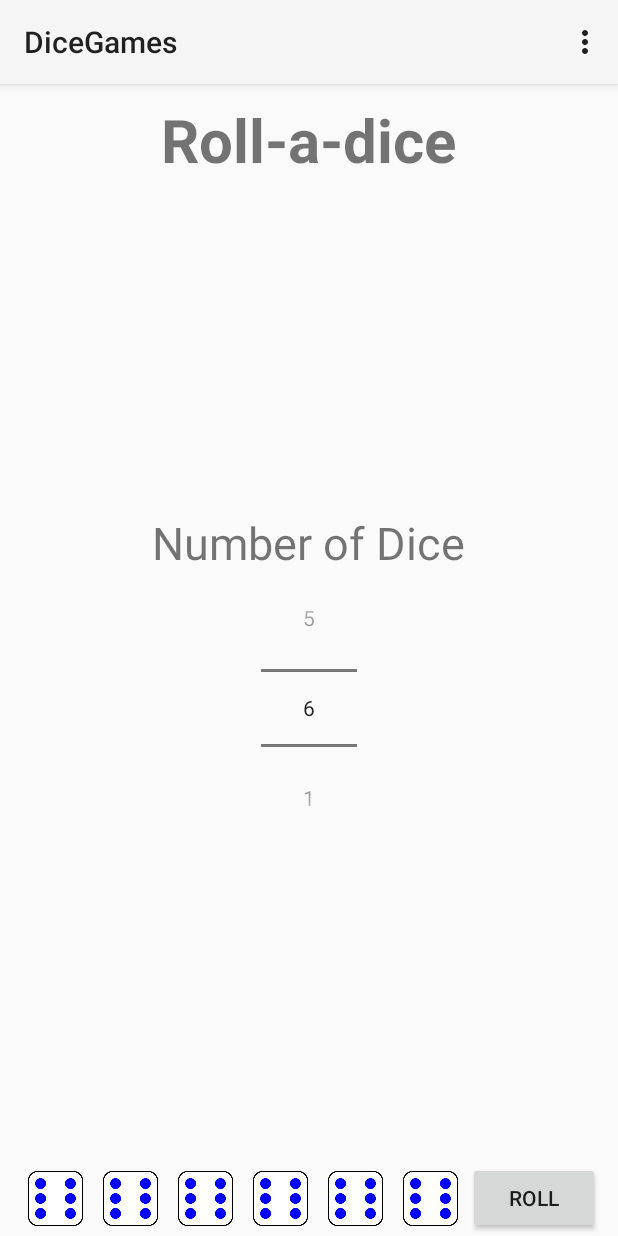
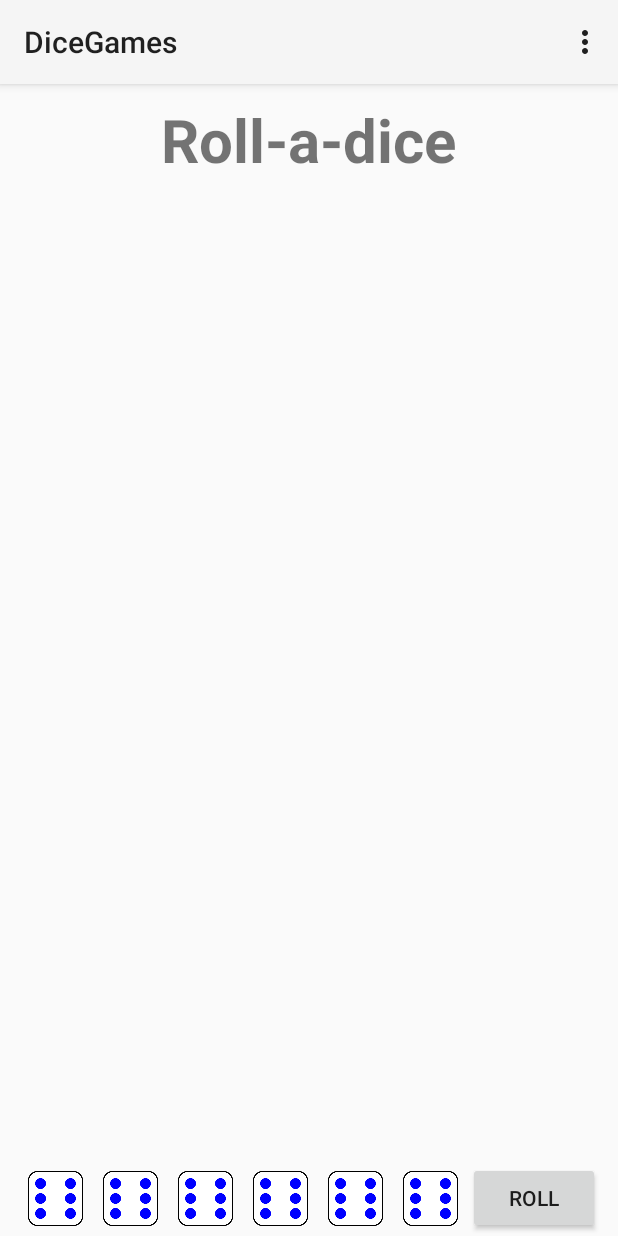
Before and after one commit to ZZy979/DiceGames-Android, an Android app: the fragment RollADiceGameFragment placed in its activity, on a phone screen of 412 x 824 dp. Run offline under Robolectric (Android 15) with nearby library versions, the phone set to English and light mode, and no system bars.

Commit message:
RollADiceScoreBoardFragment使用ViewModel，删除选择骰子个数功能

```diff
--- a/app/src/main/java/com/zzy/dicegames/ui/dice/DiceView.java
+++ b/app/src/main/java/com/zzy/dicegames/ui/dice/DiceView.java
@@ -117,7 +117,7 @@ public class DiceView extends View {
     public void setNumber(int number) {
         if (!mLocked) {
             if (number < MIN_NUMBER || number > MAX_NUMBER)
-                throw new IllegalArgumentException(getContext().getString(R.string.wrongDiceNumber));
+                throw new IllegalArgumentException("骰子点数必须在1~6之间");
             mNumber = number;
             invalidate();
         }
--- a/app/src/main/java/com/zzy/dicegames/ui/game/balut/BalutScoreBoardViewModel.java
+++ b/app/src/main/java/com/zzy/dicegames/ui/game/balut/BalutScoreBoardViewModel.java
@@ -131,6 +131,7 @@ public class BalutScoreBoardViewModel extends BaseScoreBoardViewModel {
     }
 
     /** 重置计分板 */
+    @Override
     public void reset() {
         scores.setValue(new int[NUM_CATEGORIES][MAX_SELECTIONS]);
         selectCount.setValue(new int[NUM_CATEGORIES]);
--- a/app/src/main/java/com/zzy/dicegames/ui/game/rolladice/RollADiceGameFragment.java
+++ b/app/src/main/java/com/zzy/dicegames/ui/game/rolladice/RollADiceGameFragment.java
@@ -10,19 +10,13 @@ import com.zzy.dicegames.ui.game.GameFragment;
  * @author 赵正阳
  */
 public class RollADiceGameFragment extends GameFragment<RollADiceScoreBoardFragment> {
-
-    public RollADiceGameFragment() {}
-
     @Override
     public RollADiceScoreBoardFragment createScoreBoardFragment() {
         return new RollADiceScoreBoardFragment();
     }
 
     @Override
-    protected void setListeners() {
-        // fixme 暂时无效
-        mScoreBoardFragment.setActionOnChangingDiceCount(mRollDiceFragment::setDiceCount);
-    }
+    protected void setListeners() {}
 
     @Override
     public String getTitle() {
@@ -46,7 +40,7 @@ public class RollADiceGameFragment extends GameFragment<RollADiceScoreBoardFragm
 
     @Override
     public void startNewGame() {
-        super.startNewGame();
+        mScoreBoardFragment.reset();
         mRollDiceFragment.activate();
     }
 
--- a/app/src/main/java/com/zzy/dicegames/ui/game/rolladice/RollADiceScoreBoardFragment.java
+++ b/app/src/main/java/com/zzy/dicegames/ui/game/rolladice/RollADiceScoreBoardFragment.java
@@ -4,58 +4,31 @@ import android.os.Bundle;
 import android.view.LayoutInflater;
 import android.view.View;
 import android.view.ViewGroup;
-import android.widget.NumberPicker;
 
 import com.zzy.dicegames.R;
-import com.zzy.dicegames.ui.dice.RollDiceViewModel;
+import com.zzy.dicegames.ui.game.BaseScoreBoardFragment;
 
-import java.util.function.IntConsumer;
-
-import androidx.fragment.app.Fragment;
+import androidx.lifecycle.ViewModelProvider;
 
 /**
  * 掷骰子计分板Fragment，嵌套于一个{@link RollADiceGameFragment}
  *
  * @author 赵正阳
  */
-public class RollADiceScoreBoardFragment extends Fragment {
-    // ----------游戏状态数据----------
-    /** 骰子个数选择器 */
-    private NumberPicker mDiceCountPicker;
-
-    /** 改变骰子个数时执行的动作 */
-    private IntConsumer mActionOnChangingDiceCount;
-
-    // ----------保存和恢复状态----------
-    /** 用于保存和恢复状态：骰子个数 */
-    private static final String DICE_COUNT = "diceCount";
-
-    public RollADiceScoreBoardFragment() {}
-
+public class RollADiceScoreBoardFragment extends BaseScoreBoardFragment<RollADiceScoreBoardViewModel> {
     @Override
     public View onCreateView(LayoutInflater inflater, ViewGroup container, Bundle savedInstanceState) {
-        View rootView = inflater.inflate(R.layout.fragment_roll_a_dice_score_board, container, false);
-
-        mDiceCountPicker = rootView.findViewById(R.id.diceCountPicker);
-        mDiceCountPicker.setMinValue(RollDiceViewModel.MIN_DICE_COUNT);
-        mDiceCountPicker.setMaxValue(RollDiceViewModel.MAX_DICE_COUNT);
-        if (savedInstanceState == null)
-            mDiceCountPicker.setValue(RollDiceViewModel.MAX_DICE_COUNT);
-        else
-            mDiceCountPicker.setValue(savedInstanceState.getInt(DICE_COUNT));
-        mDiceCountPicker.setOnValueChangedListener((picker, oldVal, newVal) -> mActionOnChangingDiceCount.accept(newVal));
-
-        return rootView;
+        return inflater.inflate(R.layout.fragment_roll_a_dice_score_board, container, false);
     }
 
     @Override
-    public void onSaveInstanceState(Bundle outState) {
-        outState.putInt(DICE_COUNT, mDiceCountPicker.getValue());
-        super.onSaveInstanceState(outState);
+    protected RollADiceScoreBoardViewModel createViewModel() {
+        return new ViewModelProvider(this).get(RollADiceScoreBoardViewModel.class);
     }
 
-    public void setActionOnChangingDiceCount(IntConsumer actionOnChangingDiceCount) {
-        mActionOnChangingDiceCount = actionOnChangingDiceCount;
-    }
+    @Override
+    protected void setObservers() {}
 
+    @Override
+    protected void initViews(View rootView) {}
 }
--- /dev/null
+++ b/app/src/main/java/com/zzy/dicegames/ui/game/rolladice/RollADiceScoreBoardViewModel.java
@@ -0,0 +1,6 @@
+package com.zzy.dicegames.ui.game.rolladice;
+
+import com.zzy.dicegames.ui.game.BaseScoreBoardViewModel;
+
+public class RollADiceScoreBoardViewModel extends BaseScoreBoardViewModel {
+}
--- a/app/src/main/java/com/zzy/dicegames/ui/game/yahtzee/AbstractYahtzeeScoreBoardViewModel.java
+++ b/app/src/main/java/com/zzy/dicegames/ui/game/yahtzee/AbstractYahtzeeScoreBoardViewModel.java
@@ -135,6 +135,7 @@ public abstract class AbstractYahtzeeScoreBoardViewModel extends BaseScoreBoardV
     }
 
     /** 重置计分板 */
+    @Override
     public void reset() {
         scores.setValue(new int[numCategories]);
         selected.setValue(new boolean[numCategories]);
--- a/app/src/main/res/layout/fragment_roll_a_dice_score_board.xml
+++ b/app/src/main/res/layout/fragment_roll_a_dice_score_board.xml
@@ -7,17 +7,4 @@
     android:orientation="vertical"
     tools:context=".ui.game.rolladice.RollADiceScoreBoardFragment">
 
-    <TextView
-        android:layout_width="wrap_content"
-        android:layout_height="wrap_content"
-        android:text="@string/diceCount"
-        android:textSize="30sp" />
-
-    <NumberPicker
-        android:id="@+id/diceCountPicker"
-        android:layout_width="wrap_content"
-        android:layout_height="wrap_content"
-        android:focusable="true"
-        android:focusableInTouchMode="true" />
-
 </LinearLayout>
--- a/app/src/main/res/values/strings.xml
+++ b/app/src/main/res/values/strings.xml
@@ -22,9 +22,6 @@
     <string name="rollRemaining">Roll(%d)</string>
     <string name="ok">OK</string>
     <string name="cancel">Cancel</string>
-
-    <string name="diceCount">Number of Dice</string>
-    <string name="wrongDiceNumber">Dice number must be between 1 and 6</string>
 
     <string name="s1">1</string>
     <string name="s2">2</string>
```
Also changed, not shown: 3 other files.
